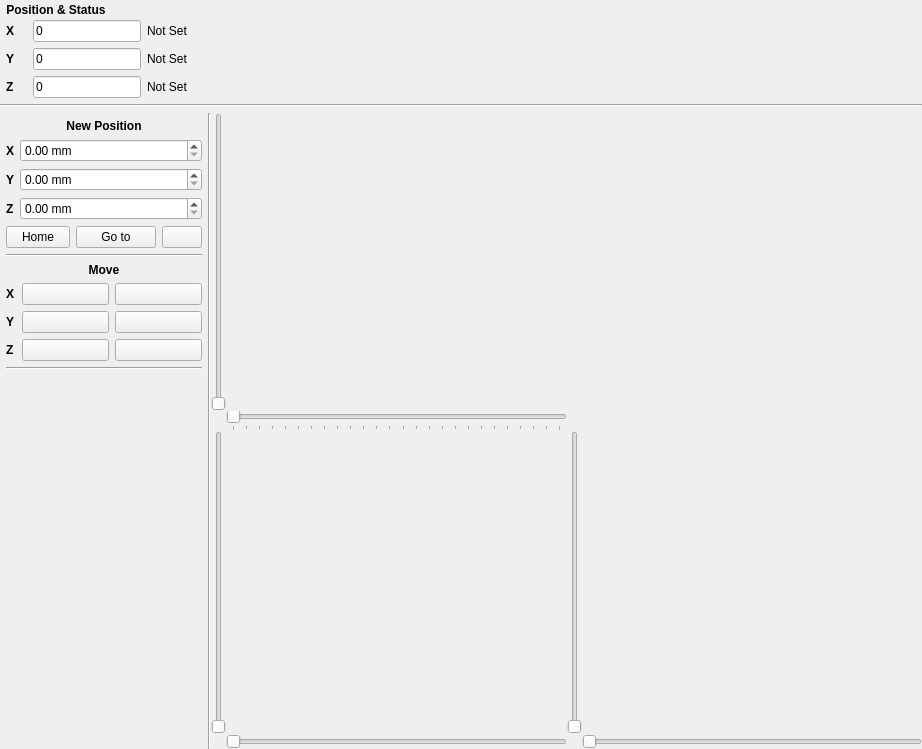
The window that modules/gui/designer/motor_control.ui (Kaldarinz/PA-RSCF-22-72-00015-) describes before a commit, drawn with Qt 5.
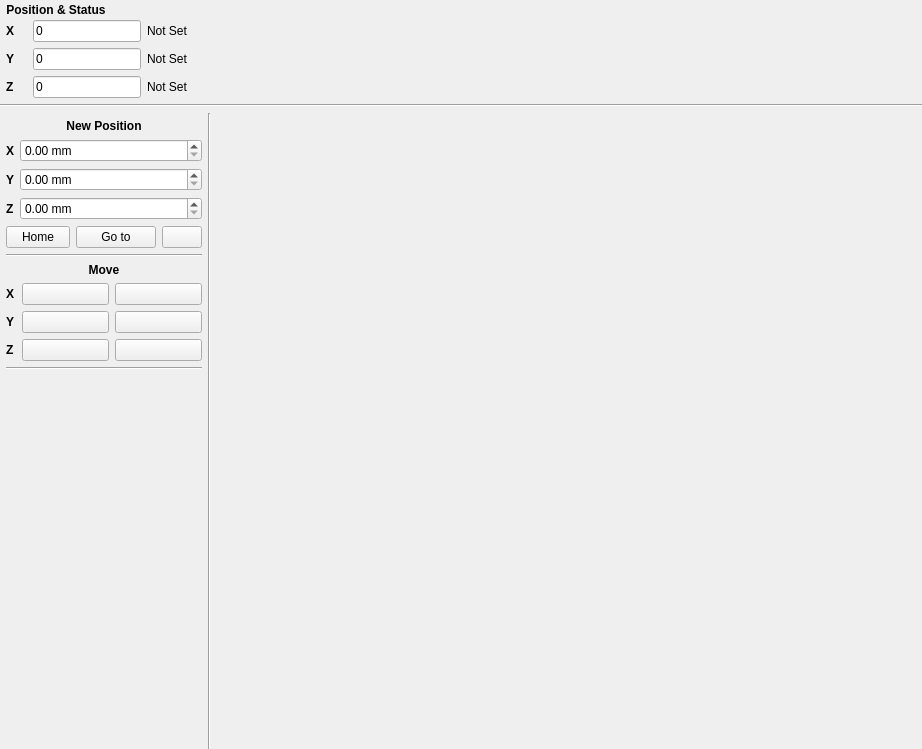
The same window after the commit. Icons and pictures are not drawn. Custom widgets are drawn as their Qt base class.

Commit message: Motor movers fully functional

The edit to the form file:
```diff
--- a/modules/gui/designer/motor_control.ui
+++ b/modules/gui/designer/motor_control.ui
@@ -726,13 +726,6 @@
         <item row="0" column="0">
          <layout class="QGridLayout" name="gridLayout_4">
           <item row="0" column="0">
-           <widget class="QSlider" name="slide_xz_z">
-            <property name="orientation">
-             <enum>Qt::Vertical</enum>
-            </property>
-           </widget>
-          </item>
-          <item row="0" column="1">
            <widget class="MplCanvas" name="plot_xz" native="true">
             <property name="sizePolicy">
              <sizepolicy hsizetype="Expanding" vsizetype="Expanding">
@@ -742,37 +735,11 @@
             </property>
            </widget>
           </item>
-          <item row="1" column="1">
-           <widget class="QSlider" name="slide_xz_x">
-            <property name="maximum">
-             <number>250</number>
-            </property>
-            <property name="pageStep">
-             <number>10</number>
-            </property>
-            <property name="orientation">
-             <enum>Qt::Horizontal</enum>
-            </property>
-            <property name="tickPosition">
-             <enum>QSlider::TicksBelow</enum>
-            </property>
-            <property name="tickInterval">
-             <number>10</number>
-            </property>
-           </widget>
-          </item>
          </layout>
         </item>
         <item row="1" column="0">
          <layout class="QGridLayout" name="gridLayout_3">
           <item row="0" column="0">
-           <widget class="QSlider" name="slide_xy_y">
-            <property name="orientation">
-             <enum>Qt::Vertical</enum>
-            </property>
-           </widget>
-          </item>
-          <item row="0" column="1">
            <widget class="MplCanvas" name="plot_xy" native="true">
             <property name="sizePolicy">
              <sizepolicy hsizetype="Expanding" vsizetype="Expanding">
@@ -782,25 +749,11 @@
             </property>
            </widget>
           </item>
-          <item row="1" column="1">
-           <widget class="QSlider" name="slide_xy_x">
-            <property name="orientation">
-             <enum>Qt::Horizontal</enum>
-            </property>
-           </widget>
-          </item>
          </layout>
         </item>
         <item row="1" column="1">
          <layout class="QGridLayout" name="gridLayout_5">
           <item row="0" column="0">
-           <widget class="QSlider" name="slide_yz_y">
-            <property name="orientation">
-             <enum>Qt::Vertical</enum>
-            </property>
-           </widget>
-          </item>
-          <item row="0" column="1">
            <widget class="MplCanvas" name="plot_yz" native="true">
             <property name="sizePolicy">
              <sizepolicy hsizetype="Expanding" vsizetype="Expanding">
@@ -810,13 +763,6 @@
             </property>
            </widget>
           </item>
-          <item row="1" column="1">
-           <widget class="QSlider" name="slide_yz_z">
-            <property name="orientation">
-             <enum>Qt::Horizontal</enum>
-            </property>
-           </widget>
-          </item>
          </layout>
         </item>
        </layout>
```
Left out of the diff: 2 changed lines with no effect on the pictures. The commit also changes 4 other files.
